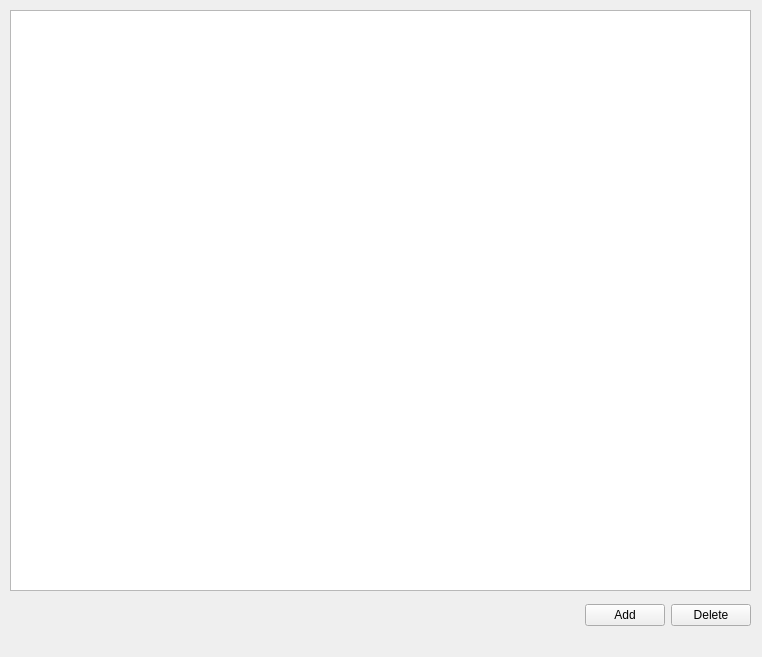
The window that Programming Basics/lab_3/db_viewer.ui (ArPaSokolov/labs_term_04) describes before a commit, drawn with Qt 5.
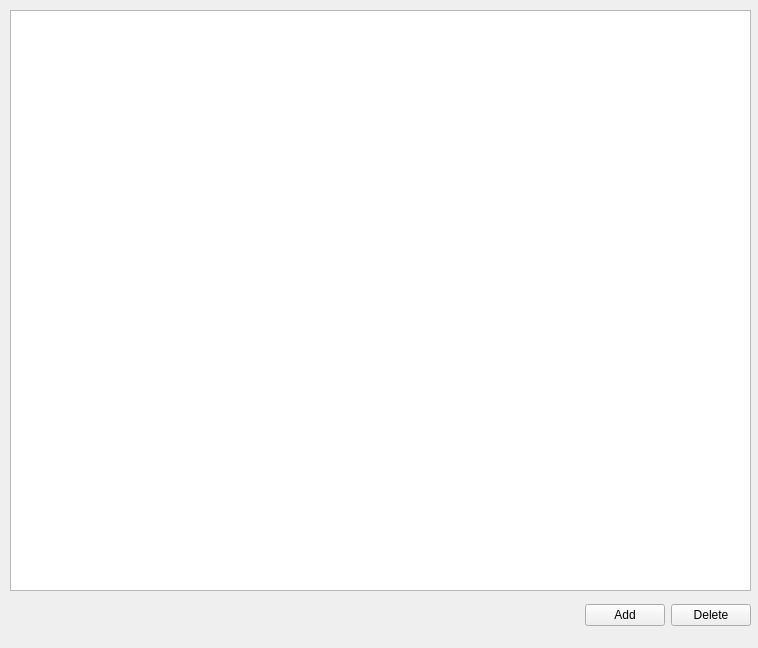
The same window after the commit.

Patch:
```diff
--- a/Programming Basics/lab_3/db_viewer.ui
+++ b/Programming Basics/lab_3/db_viewer.ui
@@ -6,8 +6,8 @@
    <rect>
     <x>0</x>
     <y>0</y>
-    <width>762</width>
-    <height>657</height>
+    <width>758</width>
+    <height>648</height>
    </rect>
   </property>
   <property name="windowTitle">
```
